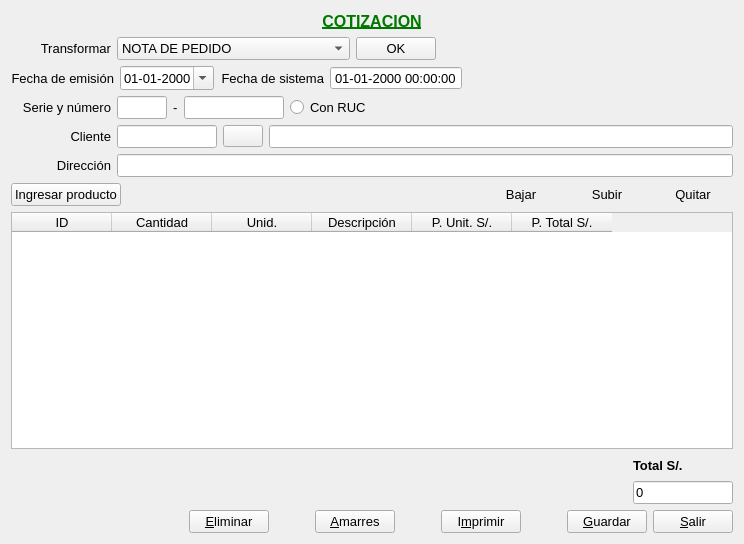
Old version of the form Facturacion/ventacotizacion.ui in the repository radtek/manager.
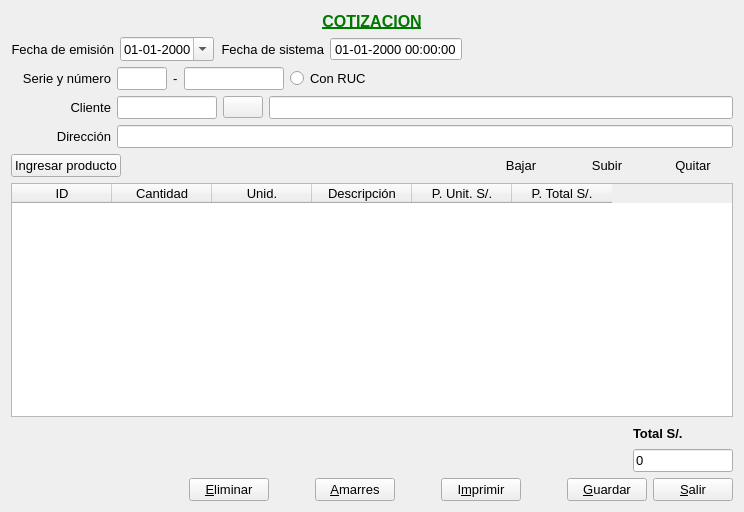
New version of the form. Icons and pictures are not drawn.

The edit to the form file:
```diff
--- a/Facturacion/ventacotizacion.ui
+++ b/Facturacion/ventacotizacion.ui
@@ -7,7 +7,7 @@
     <x>0</x>
     <y>0</y>
     <width>744</width>
-    <height>544</height>
+    <height>512</height>
    </rect>
   </property>
   <property name="windowTitle">
@@ -65,101 +65,6 @@
      </item>
     </layout>
    </item>
-   <item>
-    <layout class="QHBoxLayout" name="horizontalLayout_4">
-     <item>
-      <widget class="QLabel" name="label_transformar">
-       <property name="minimumSize">
-        <size>
-         <width>100</width>
-         <height>0</height>
-        </size>
-       </property>
-       <property name="font">
-        <font>
-         <pointsize>10</pointsize>
-        </font>
-       </property>
-       <property name="text">
-        <string>Transformar</string>
-       </property>
-       <property name="alignment">
-        <set>Qt::AlignRight|Qt::AlignTrailing|Qt::AlignVCenter</set>
-       </property>
-      </widget>
-     </item>
-     <item>
-      <widget class="QComboBox" name="comboBox_transformar">
-       <property name="font">
-        <font>
-         <pointsize>10</pointsize>
-        </font>
-       </property>
-       <property name="currentIndex">
-        <number>3</number>
-       </property>
-       <property name="sizeAdjustPolicy">
-        <enum>QComboBox::AdjustToContents</enum>
-       </property>
-       <item>
-        <property name="text">
-         <string>REGISTRO SIN DOCUMENTO</string>
-        </property>
-       </item>
-       <item>
-        <property name="text">
-         <string>BOLETA</string>
-        </property>
-       </item>
-       <item>
-        <property name="text">
-         <string>FACTURA</string>
-        </property>
-       </item>
-       <item>
-        <property name="text">
-         <string>NOTA DE PEDIDO</string>
-        </property>
-       </item>
-       <item>
-        <property name="text">
-         <string>GUIA DE REMISION REMITENTE</string>
-        </property>
-       </item>
-       <item>
-        <property name="text">
-         <string>COTIZACION</string>
-        </property>
-       </item>
-      </widget>
-     </item>
-     <item>
-      <widget class="QPushButton" name="pushButton_transformar">
-       <property name="font">
-        <font>
-         <pointsize>10</pointsize>
-        </font>
-       </property>
-       <property name="text">
-        <string>OK</string>
-       </property>
-      </widget>
-     </item>
-     <item>
-      <spacer name="horizontalSpacer_10">
-       <property name="orientation">
-        <enum>Qt::Horizontal</enum>
-       </property>
-       <property name="sizeHint" stdset="0">
-        <size>
-         <width>40</width>
-         <height>20</height>
-        </size>
-       </property>
-      </spacer>
-     </item>
-    </layout>
-   </item>
    <item>
     <layout class="QHBoxLayout" name="horizontalLayout_2">
      <item>
```
Left out of the diff: 30 changed lines with no effect on the pictures.
